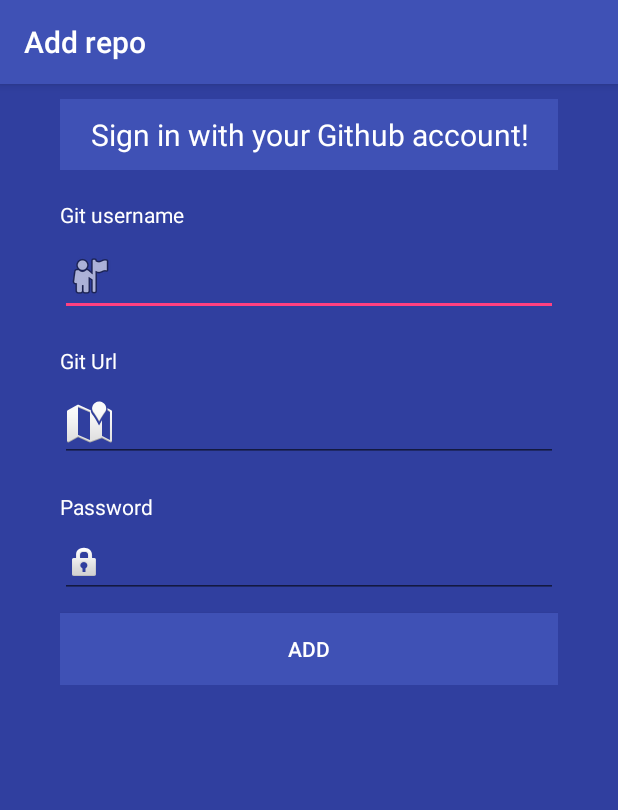
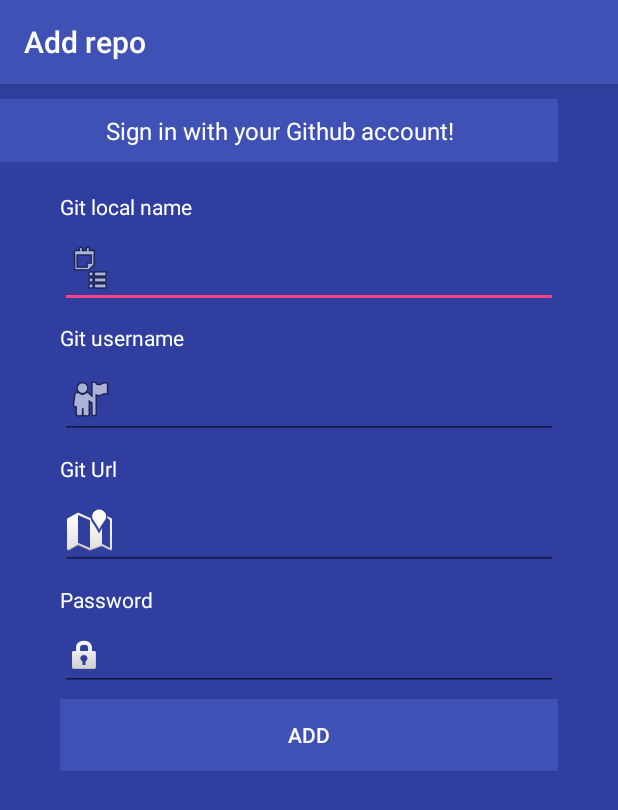
Before and after one commit to ErikaThuroczy/AndroidProject2017, an Android app: the RepoSelecterActivity screen opened directly, with no data from a screen before it, on a phone screen of 412 x 824 dp. Shown: the top 810 px of the screen. Run offline under Robolectric (Android 15) with nearby library versions, the phone set to English and light mode, and no system bars; our stand-ins replace Volley.

```diff
--- a/app/src/main/java/hu/uniobuda/nik/visualizer/androidproject2017/AppController.java
+++ b/app/src/main/java/hu/uniobuda/nik/visualizer/androidproject2017/AppController.java
@@ -36,9 +36,6 @@ public class AppController extends Application{
     public <T> void addToRequestQueue(Request<T> req, String tag) {
         // set the default tag if tag is empty
         req.setTag(TextUtils.isEmpty(tag) ? TAG : tag);
-
-        Log.d("mylog", req.toString());
-
         getRequestQueue().add(req);
     }
 
--- a/app/src/main/res/layout/repo.xml
+++ b/app/src/main/res/layout/repo.xml
@@ -4,11 +4,31 @@
     android:layout_height="match_parent"
     android:background="@color/colorPrimaryDark">
 
+    <RelativeLayout
+        android:layout_width="match_parent"
+        android:layout_height="wrap_content">
+
+        <TextView
+            android:id="@+id/stat_title"
+            android:layout_width="match_parent"
+            android:layout_height="wrap_content"
+            android:layout_marginBottom="20dp"
+            android:layout_marginEnd="40dp"
+            android:layout_marginRight="40dp"
+            android:layout_marginTop="10dp"
+            android:background="@color/colorPrimary"
+            android:gravity="center"
+            android:paddingBottom="10dp"
+            android:paddingTop="10dp"
+            android:text="Sign in with your Github account!"
+            android:textColor="#ffffff"
+            android:textSize="16sp" />
 
         <LinearLayout
             android:id="@+id/log_git_form"
             android:layout_width="match_parent"
             android:layout_height="wrap_content"
+            android:layout_below="@+id/stat_title"
             android:orientation="vertical"
             android:paddingEnd="40dp"
             android:paddingLeft="40dp"
@@ -18,15 +38,18 @@
             <TextView
                 android:layout_width="match_parent"
                 android:layout_height="wrap_content"
-            android:layout_marginBottom="20dp"
-            android:layout_marginTop="10dp"
-            android:background="@color/colorPrimary"
-            android:gravity="center"
-            android:paddingBottom="10dp"
-            android:paddingTop="10dp"
-            android:text="Sign in with your Github account!"
-            android:textColor="#ffffff"
-            android:textSize="20sp" />
+                android:text="Git local name"
+                android:textColor="#ffffff" />
+
+            <EditText
+                android:id="@+id/log_git_local_name"
+                android:layout_width="match_parent"
+                android:layout_height="wrap_content"
+                android:layout_marginBottom="10dp"
+                android:layout_marginTop="5dp"
+                android:drawableLeft="@android:drawable/ic_menu_agenda"
+                android:drawableStart="@android:drawable/ic_menu_agenda"
+                android:textColor="#ffffff" />
 
             <TextView
                 android:layout_width="match_parent"
@@ -38,7 +61,7 @@
                 android:id="@+id/log_git_uname"
                 android:layout_width="match_parent"
                 android:layout_height="wrap_content"
-            android:layout_marginBottom="20dp"
+                android:layout_marginBottom="10dp"
                 android:layout_marginTop="5dp"
                 android:drawableLeft="@android:drawable/ic_menu_myplaces"
                 android:drawableStart="@android:drawable/ic_menu_myplaces"
@@ -54,7 +77,7 @@
                 android:id="@+id/log_git_url"
                 android:layout_width="match_parent"
                 android:layout_height="wrap_content"
-            android:layout_marginBottom="20dp"
+                android:layout_marginBottom="10dp"
                 android:layout_marginTop="5dp"
                 android:drawableLeft="@android:drawable/ic_dialog_map"
                 android:drawableStart="@android:drawable/ic_dialog_map"
@@ -82,10 +105,11 @@
                 android:id="@+id/log_git_add"
                 android:layout_width="match_parent"
                 android:layout_height="wrap_content"
-            android:layout_marginTop="10dp"
+                android:layout_marginTop="5dp"
                 android:background="@color/colorPrimary"
                 android:text="Add"
                 android:textColor="#ffffff" />
 
         </LinearLayout>
+    </RelativeLayout>
 </ScrollView>
```
Also changed, not shown: app/src/main/java/hu/uniobuda/nik/visualizer/androidproject2017/AppConfig.java (+18 -0 lines), app/src/main/java/hu/uniobuda/nik/visualizer/androidproject2017/DBHandler.java (added, +63 -0 lines), app/src/main/java/hu/uniobuda/nik/visualizer/androidproject2017/LoginActivity.java (+11 -7 lines), app/src/main/java/hu/uniobuda/nik/visualizer/androidproject2017/MainActivity.java (+11 -2 lines), app/src/main/java/hu/uniobuda/nik/visualizer/androidproject2017/RegisterActivity.java (+13 -5 lines), app/src/main/java/hu/uniobuda/nik/visualizer/androidproject2017/RepoSelecterActivity.java (+16 -15 lines), app/src/main/java/hu/uniobuda/nik/visualizer/androidproject2017/StatisticsActivity.java (+39 -0 lines), app/src/main/res/layout/main.xml (+12 -7 lines). Lines whose indentation alone changed are shown as unchanged.
